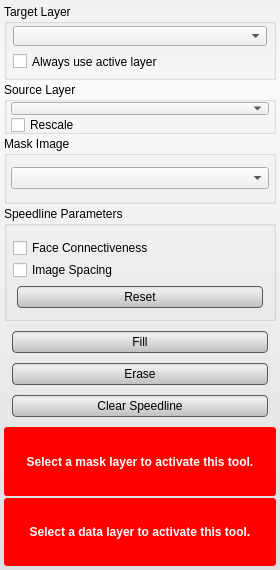
Qt form src/Interface/ToolInterface/SpeedlineToolInterface.ui (SCIInstitute/Seg3D) before a commit.
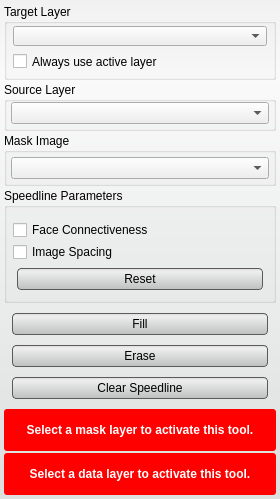
The same form after that commit. Custom widgets are drawn as their Qt base class.

Commit message: Fix mouse interaction for vertex points. Remove unused rescale parameter.

```diff
--- a/src/Interface/ToolInterface/SpeedlineToolInterface.ui
+++ b/src/Interface/ToolInterface/SpeedlineToolInterface.ui
@@ -7,7 +7,7 @@
     <x>0</x>
     <y>0</y>
     <width>280</width>
-    <height>570</height>
+    <height>499</height>
    </rect>
   </property>
   <property name="sizePolicy">
@@ -162,8 +162,6 @@
        <number>4</number>
       </property>
       <item>
-       <layout class="QVBoxLayout" name="verticalLayout_13">
-        <item>
          <widget class="QtUtils::QtDropableComboBox" name="target_data_layer_">
           <property name="sizePolicy">
            <sizepolicy hsizetype="Ignored" vsizetype="Fixed">
@@ -172,21 +170,6 @@
            </sizepolicy>
           </property>
          </widget>
-        </item>
-        <item>
-         <widget class="QCheckBox" name="use_rescale_">
-          <property name="minimumSize">
-           <size>
-            <width>0</width>
-            <height>20</height>
-           </size>
-          </property>
-          <property name="text">
-           <string>Rescale</string>
-          </property>
-         </widget>
-        </item>
-       </layout>
       </item>
      </layout>
     </widget>
```
Lines whose indentation alone changed are shown as unchanged. The commit also changes 5 other files.
